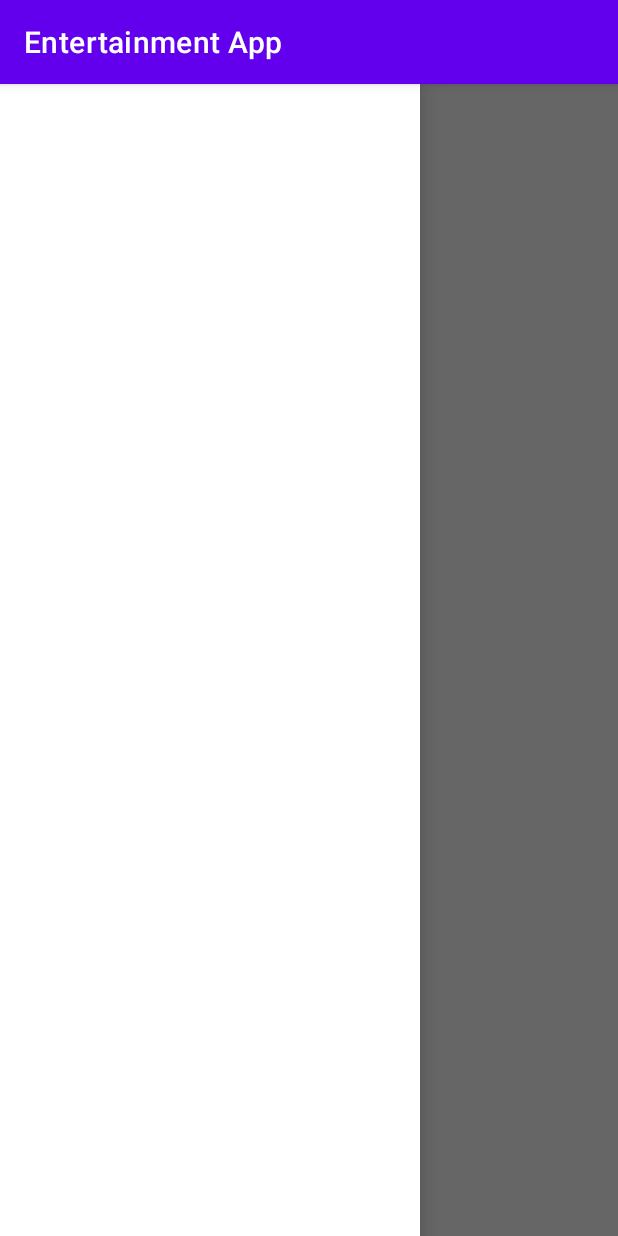
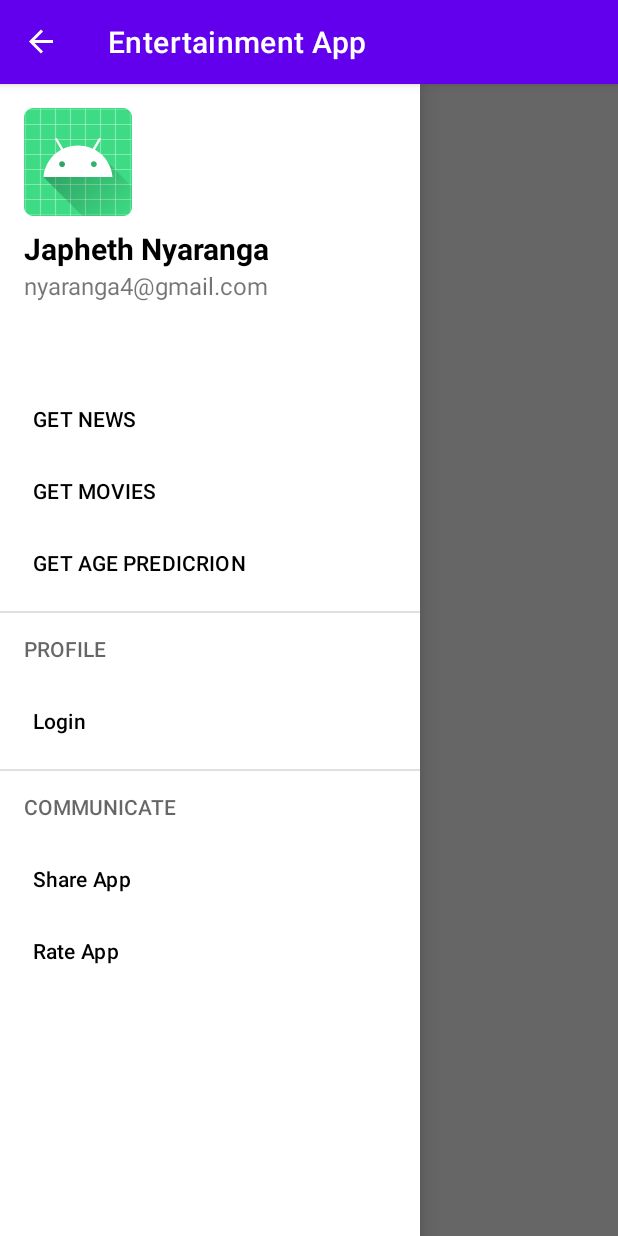
Before and after one commit to JAPHETHNYARANGA/EntertainMent-App, an Android app: the screen it shows after launch (MainActivity), with the side drawer open, on a phone screen of 412 x 824 dp. Run offline under Robolectric (Android 15) with nearby library versions, the light colour scheme and no system bars.

Commit message:
Finished Creating DrawerActivity

```diff
--- a/app/build.gradle
+++ b/app/build.gradle
@@ -1,6 +1,7 @@
 plugins {
     id 'com.android.application'
     id 'org.jetbrains.kotlin.android'
+    id 'kotlin-android-extensions'
 }
 
 android {
--- a/app/src/main/AndroidManifest.xml
+++ b/app/src/main/AndroidManifest.xml
@@ -10,6 +10,9 @@
         android:supportsRtl="true"
         android:theme="@style/Theme.EntertainmentApp">
         <activity
+            android:name=".News.UI.NewsActivity"
+            android:exported="false" />
+        <activity
             android:name=".MainActivity"
             android:exported="true">
             <intent-filter>
--- a/app/src/main/java/com/storesoko/entertainmentapp/MainActivity.kt
+++ b/app/src/main/java/com/storesoko/entertainmentapp/MainActivity.kt
@@ -2,10 +2,45 @@ package com.storesoko.entertainmentapp
 
 import androidx.appcompat.app.AppCompatActivity
 import android.os.Bundle
+import android.view.MenuItem
+import android.widget.Toast
+import androidx.appcompat.app.ActionBarDrawerToggle
+import androidx.drawerlayout.widget.DrawerLayout
+import com.google.android.material.navigation.NavigationView
 
 class MainActivity : AppCompatActivity() {
+    lateinit var toggle:ActionBarDrawerToggle
+
     override fun onCreate(savedInstanceState: Bundle?) {
         super.onCreate(savedInstanceState)
         setContentView(R.layout.activity_main)
+
+        val drawerLayout: DrawerLayout = findViewById(R.id.drawerLayout)
+        val navView : NavigationView = findViewById(R.id.nav_view)
+
+        toggle = ActionBarDrawerToggle(this, drawerLayout,R.string.open, R.string.close)
+        drawerLayout.addDrawerListener(toggle)
+        toggle.syncState()
+
+        supportActionBar?.setDisplayHomeAsUpEnabled(true)
+
+        navView.setNavigationItemSelectedListener {
+            when(it.itemId){
+                R.id.get_news-> Toast.makeText(applicationContext, "clicked get name", Toast.LENGTH_SHORT).show()
+                R.id.get_movies -> Toast.makeText(applicationContext, "clicked get name", Toast.LENGTH_SHORT).show()
+                R.id.get_age -> Toast.makeText(applicationContext, "clicked get name", Toast.LENGTH_SHORT).show()
+            }
+
+            true
+        }
+
+    }
+
+    override fun onOptionsItemSelected(item: MenuItem): Boolean {
+
+        if(toggle.onOptionsItemSelected(item)){
+            return true
+        }
+        return super.onOptionsItemSelected(item)
     }
 }
--- a/app/src/main/res/layout/activity_main.xml
+++ b/app/src/main/res/layout/activity_main.xml
@@ -28,5 +28,7 @@
         android:layout_width="wrap_content"
         android:layout_height="match_parent"
         android:layout_gravity="start"
+        app:headerLayout="@layout/nav_header"
+        app:menu="@menu/drawer_nav_menu"
         android:fitsSystemWindows="true"/>
     </androidx.drawerlayout.widget.DrawerLayout>
--- /dev/null
+++ b/app/src/main/res/menu/drawer_nav_menu.xml
@@ -0,0 +1,35 @@
+<?xml version="1.0" encoding="utf-8"?>
+<menu xmlns:android="http://schemas.android.com/apk/res/android">
+    <item android:id="@+id/get_news"
+        android:title="GET NEWS" />
+
+
+    <item android:id="@+id/get_movies"
+        android:title="GET MOVIES" />
+
+
+    <item android:id="@+id/get_age"
+        android:title="GET AGE PREDICRION" />
+
+   <item android:title="PROFILE">
+       <menu>
+           <item
+               android:id="@+id/nav_login"
+               android:title="Login"  />
+       </menu>
+   </item>
+
+    <item android:title="COMMUNICATE">
+        <menu>
+            <item
+                android:id="@+id/nav_share"
+                android:title="Share App" />
+            <item
+                android:id="@+id/nav_rate"
+                android:title="Rate App" />
+        </menu>
+
+
+    </item>
+
+</menu>
--- a/app/src/main/res/values/strings.xml
+++ b/app/src/main/res/values/strings.xml
@@ -1,3 +1,5 @@
 <resources>
     <string name="app_name">Entertainment App</string>
+    <string name="open">Open</string>
+    <string name="close">Close</string>
 </resources>
```
Also changed, not shown: app/src/main/java/com/storesoko/entertainmentapp/News/UI/NewsActivity.kt (added, +11 -0 lines), app/src/main/res/layout/activity_news.xml (added, +9 -0 lines).
